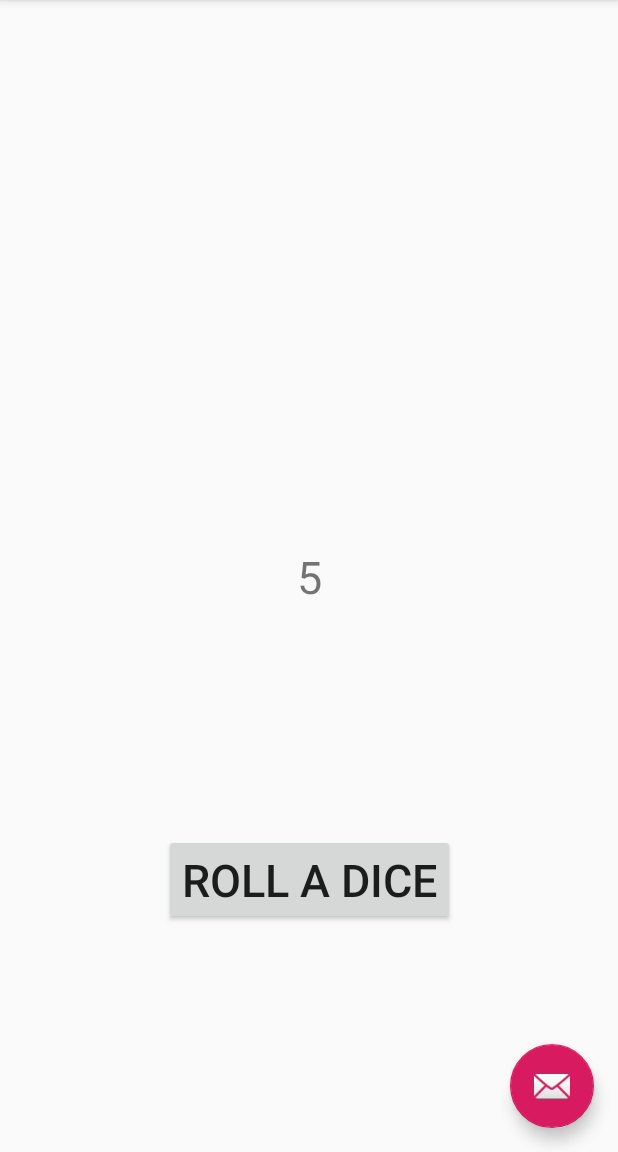
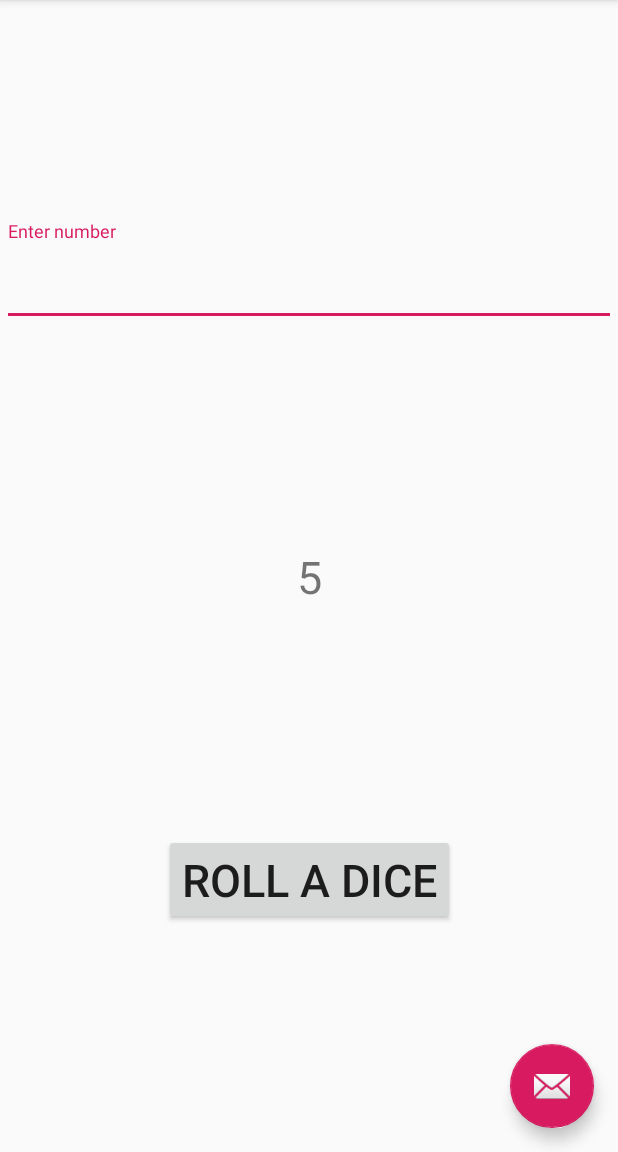
Before and after one commit to cs18rrs/DiceRoller, an Android app: the screen it shows after launch (MainActivity), after a tap on "ROLL A DICE", on a phone screen of 412 x 824 dp, the part 84-1236 px from its top. Run offline under Robolectric (Android 15) with nearby library versions, the phone set to English and light mode, and no system bars.

Commit message:
part 1-b

```diff
--- a/app/src/main/java/com/example/diceroller/MainActivity.java
+++ b/app/src/main/java/com/example/diceroller/MainActivity.java
@@ -11,12 +11,13 @@ import androidx.appcompat.widget.Toolbar;
 import android.view.View;
 import android.view.Menu;
 import android.view.MenuItem;
+import android.widget.EditText;
 import android.widget.TextView;
 
 import java.util.Random;
 
 public class MainActivity extends AppCompatActivity {
-
+EditText inputtext ;
     @Override
     protected void onCreate(Bundle savedInstanceState) {
         super.onCreate(savedInstanceState);
@@ -59,7 +60,13 @@ public class MainActivity extends AppCompatActivity {
         TextView tv = this.findViewById(R.id.textView);
         Random rand = new Random();
         int number= rand.nextInt(6)+1;
-        tv.setText(Integer.toString(number));
+         tv.setText(Integer.toString(number));
+        inputtext =  this.findViewById(R.id.textBox);
+         String num = inputtext.getText().toString();
+         if(num.equals (Integer.toString(number))) {
+             tv.setText("Congratulations");
+
+         }
     }
 
 }
--- a/app/src/main/res/layout/content_main.xml
+++ b/app/src/main/res/layout/content_main.xml
@@ -24,11 +24,28 @@
         android:layout_width="wrap_content"
         android:layout_height="wrap_content"
         android:onClick="on_button_click"
-        android:text="Roll a dice"
+        android:text="Roll a Dice"
         android:textSize="30sp"
         app:layout_constraintBottom_toBottomOf="parent"
         app:layout_constraintEnd_toEndOf="parent"
         app:layout_constraintStart_toStartOf="parent"
         app:layout_constraintTop_toBottomOf="@+id/textView" />
 
+    <com.google.android.material.textfield.TextInputLayout
+        android:id="@+id/textbox"
+        android:layout_width="409dp"
+        android:layout_height="wrap_content"
+        app:layout_constraintBottom_toTopOf="@+id/textView"
+        app:layout_constraintEnd_toEndOf="parent"
+        app:layout_constraintStart_toStartOf="parent"
+        app:layout_constraintTop_toTopOf="parent">
+
+        <com.google.android.material.textfield.TextInputEditText
+            android:id="@+id/textBox"
+            android:layout_width="match_parent"
+            android:layout_height="59dp"
+            android:hint="Enter number"
+            android:onClick="on_button_click" />
+    </com.google.android.material.textfield.TextInputLayout>
+
 </androidx.constraintlayout.widget.ConstraintLayout>
```
